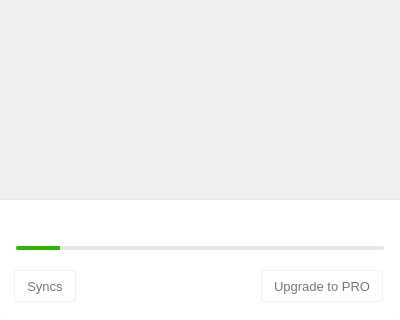
First picture: the form in src/MEGASync/gui/macx/InfoDialog.ui, repository meganz/MEGAsync, before the edit; both pictures show x 0 to 400 and y 192 to 512 of the 400 by 512 pixel window.
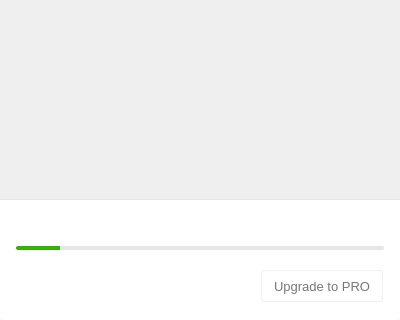
Second picture: the form after the edit. Icons and pictures are not drawn. Custom widgets are drawn as their Qt base class.

Commit message: Remove add sync button and manage sync with context main menu

```diff
--- a/src/MEGASync/gui/macx/InfoDialog.ui
+++ b/src/MEGASync/gui/macx/InfoDialog.ui
@@ -1843,47 +1843,6 @@
            </property>
           </widget>
          </item>
-         <item>
-          <widget class="QPushButton" name="bSyncFolder">
-           <property name="minimumSize">
-            <size>
-             <width>0</width>
-             <height>32</height>
-            </size>
-           </property>
-           <property name="maximumSize">
-            <size>
-             <width>16777215</width>
-             <height>32</height>
-            </size>
-           </property>
-           <property name="cursor">
-            <cursorShape>PointingHandCursor</cursorShape>
-           </property>
-           <property name="mouseTracking">
-            <bool>false</bool>
-           </property>
-           <property name="styleSheet">
-            <string notr="true"/>
-           </property>
-           <property name="text">
-            <string>Syncs</string>
-           </property>
-           <property name="icon">
-            <iconset resource="../Resources_linux.qrc">
-             <normaloff>:/images/ico_syncs.png</normaloff>:/images/ico_syncs.png</iconset>
-           </property>
-           <property name="iconSize">
-            <size>
-             <width>18</width>
-             <height>16</height>
-            </size>
-           </property>
-           <property name="flat">
-            <bool>true</bool>
-           </property>
-          </widget>
-         </item>
          <item>
           <spacer name="horizontalSpacer">
            <property name="orientation">
```
Left out of the diff: 1 changed line with no effect on the pictures. The commit also changes 9 other files.
